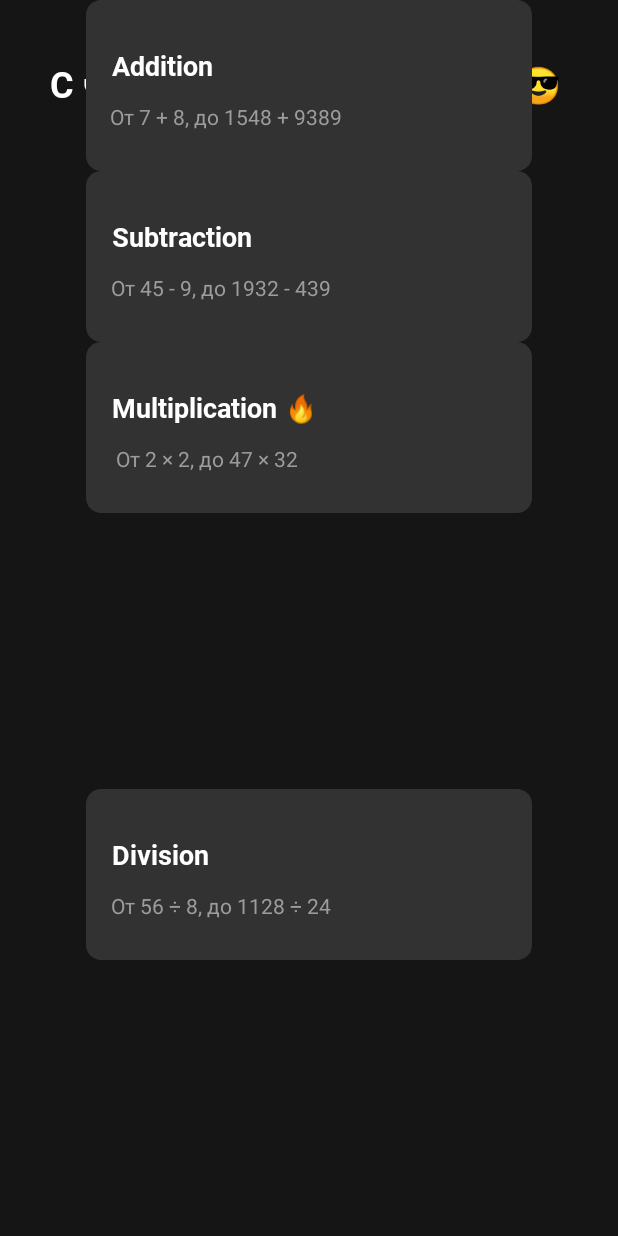
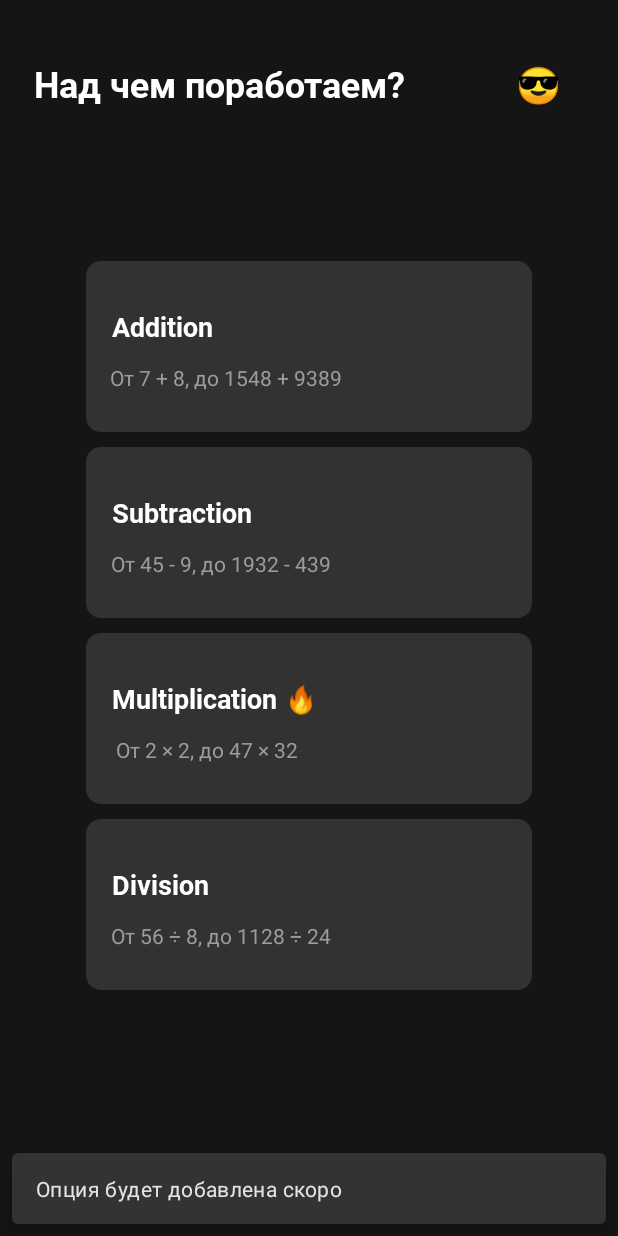
Before and after one commit to MakeIt2021/SolveIt, an Android app: the screen it shows after launch (MainActivity), after a tap on "Addition", on a phone screen of 412 x 824 dp. Run offline under Robolectric (Android 15) with nearby library versions, the phone set to English and light mode, and no system bars; 1 other tap on this screen came first.

Commit message:
New MainActivity.java.

```diff
--- a/app/src/main/java/org/makeitapps/solveit/MainActivity.java
+++ b/app/src/main/java/org/makeitapps/solveit/MainActivity.java
@@ -11,18 +11,34 @@ import androidx.appcompat.app.AppCompatActivity;
 import com.google.android.material.snackbar.Snackbar;
 
 public class MainActivity extends AppCompatActivity {
+    View view;
     @Override
     protected void onCreate(Bundle savedInstanceState) {
         super.onCreate(savedInstanceState);
         setContentView(R.layout.activity_main);
-
+        view = findViewById(R.id.everything);
     }
 
-    void toSum() {
-
+    public void toSum(View view) {
+        Snackbar snackbar = Snackbar.make(view, "Опция будет добавлена скоро", Snackbar.LENGTH_SHORT);
+        snackbar.show();
+    }
+    public void toSub(View view) {
+        Snackbar snackbar = Snackbar.make(view, "Опция будет добавлена скоро", Snackbar.LENGTH_SHORT);
+        snackbar.show();
+    }
+    public void toMult(View view) {
+        Snackbar snackbar = Snackbar.make(view, "Опция будет добавлена скоро", Snackbar.LENGTH_SHORT);
+        snackbar.show();
+    }
+    public void toDev(View view) {
+        Snackbar snackbar = Snackbar.make(view, "Опция будет добавлена скоро", Snackbar.LENGTH_SHORT);
+        snackbar.show();
     }
 
-    void toCustom() {
+    public void toCustom(View view) {
         // TODO: 9/18/2021 Сделать кастомные настройки!
+        Snackbar snackbar = Snackbar.make(view, "Опция будет добавлена скоро", Snackbar.LENGTH_SHORT);
+        snackbar.show();
     }
 }
--- a/app/src/main/res/layout/activity_main.xml
+++ b/app/src/main/res/layout/activity_main.xml
@@ -42,7 +42,10 @@
         android:id="@+id/constraintLayout2"
         android:layout_width="wrap_content"
         android:layout_height="wrap_content"
+        android:layout_marginTop="10dp"
+        app:layout_constraintBottom_toTopOf="@+id/constraintLayout3"
         app:layout_constraintEnd_toEndOf="parent"
+        app:layout_constraintHorizontal_bias="0.5"
         app:layout_constraintStart_toStartOf="parent"
         app:layout_constraintTop_toTopOf="parent"
         app:layout_constraintVertical_chainStyle="packed">
@@ -85,7 +88,10 @@
         android:id="@+id/constraintLayout3"
         android:layout_width="wrap_content"
         android:layout_height="wrap_content"
+        android:layout_marginTop="10dp"
+        app:layout_constraintBottom_toTopOf="@+id/constraintLayout4"
         app:layout_constraintEnd_toEndOf="parent"
+        app:layout_constraintHorizontal_bias="0.5"
         app:layout_constraintStart_toStartOf="parent"
         app:layout_constraintTop_toBottomOf="@+id/constraintLayout2"
         app:layout_constraintVertical_chainStyle="packed">
@@ -128,7 +134,10 @@
         android:id="@+id/constraintLayout4"
         android:layout_width="wrap_content"
         android:layout_height="wrap_content"
+        android:layout_marginTop="10dp"
+        app:layout_constraintBottom_toTopOf="@+id/constraintLayout5"
         app:layout_constraintEnd_toEndOf="parent"
+        app:layout_constraintHorizontal_bias="0.5"
         app:layout_constraintStart_toStartOf="parent"
         app:layout_constraintTop_toBottomOf="@+id/constraintLayout3"
         app:layout_constraintVertical_chainStyle="packed">
@@ -171,16 +180,18 @@
         android:id="@+id/constraintLayout5"
         android:layout_width="wrap_content"
         android:layout_height="wrap_content"
+        android:layout_marginTop="10dp"
         app:layout_constraintBottom_toBottomOf="parent"
         app:layout_constraintEnd_toEndOf="parent"
+        app:layout_constraintHorizontal_bias="0.5"
         app:layout_constraintStart_toStartOf="parent"
         app:layout_constraintTop_toBottomOf="@+id/constraintLayout4"
         app:layout_constraintVertical_chainStyle="packed">
 
         <TextView
             android:id="@+id/textView26"
-            android:layout_width="wrap_content"
-            android:layout_height="wrap_content"
+            android:layout_width="match_parent"
+            android:layout_height="match_parent"
             android:background="@drawable/rectangle_1"
             android:fontFamily="@font/roboto_bold"
             android:onClick="toDev"
@@ -212,19 +223,4 @@
     </androidx.constraintlayout.widget.ConstraintLayout>
 
 
-    <!--    <View-->
-<!--        android:id="@+id/rectangle_1"-->
-<!--        android:layout_width="284dp"-->
-<!--        android:layout_height="148dp"-->
-<!--        android:layout_alignParentLeft="true"-->
-<!--        android:layout_alignParentTop="true"-->
-<!--        android:layout_alignParentRight="true"-->
-<!--        android:layout_alignParentBottom="true"-->
-<!--        android:background="@drawable/rectangle_1"-->
-<!--        app:layout_constraintBottom_toBottomOf="parent"-->
-<!--        app:layout_constraintEnd_toEndOf="parent"-->
-<!--        app:layout_constraintStart_toStartOf="parent"-->
-<!--        app:layout_constraintTop_toTopOf="parent" />-->
-
-
 </androidx.constraintlayout.widget.ConstraintLayout>
--- a/app/src/main/res/values/string.xml
+++ b/app/src/main/res/values/string.xml
@@ -19,7 +19,7 @@
 
         <!--    myStrings-->
         <!--    MainActivityStrings-->
-        <string name="MainTitle">С чего начнём?</string>
+        <string name="MainTitle">Над чем поработаем?</string>
         <string name="sumDescr">От 7 + 8, до 1548 + 9389</string>
         <string name="subDescr">От 45 - 9, до 1932 - 439</string>
         <string name="multDescr">От 2 × 2, до 47 × 32</string>
```
Also changed, not shown: app/src/main/res/drawable/rectangle_1.xml (line endings or trailing spaces), 2 other files.
